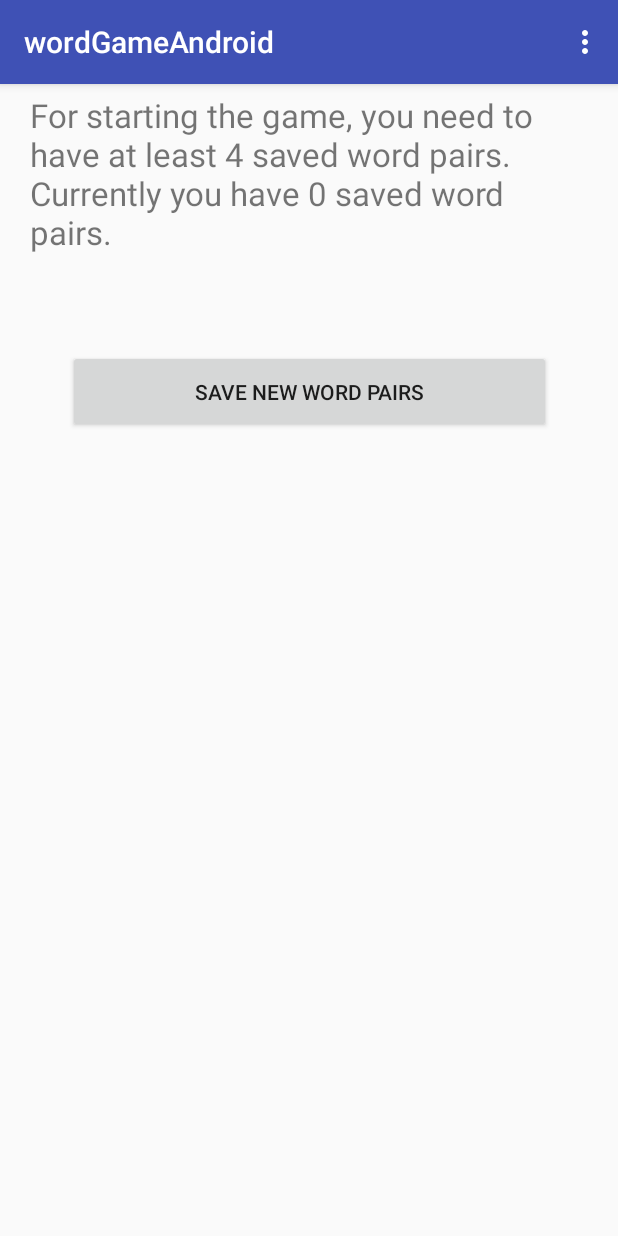
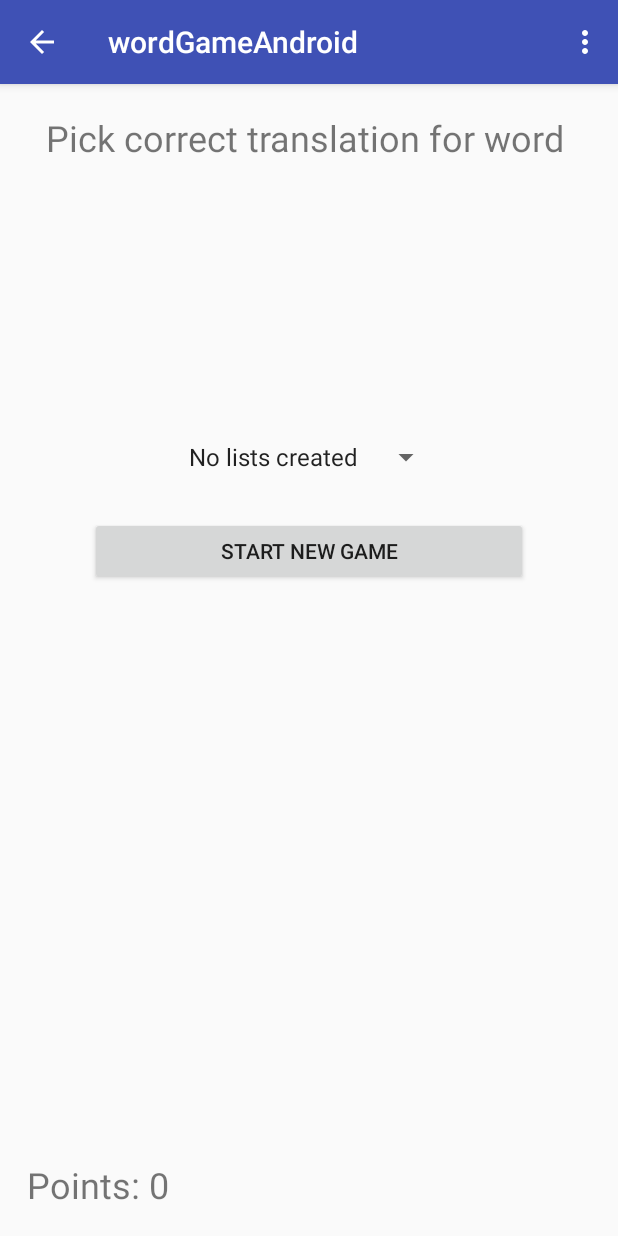
Before and after one commit to vilmursss/Android-Language-Learning-Tool, an Android app: the GameActivity screen opened directly, with no data from a screen before it, on a phone screen of 412 x 824 dp. Run offline under Robolectric (Android 15) with nearby library versions, the phone set to English and light mode, and no system bars.

Commit message:
Now it is possible to choose word list, which will be played in game-mode

```diff
--- a/app/src/main/java/com/example/android/wordgameandroid/GameActivity.java
+++ b/app/src/main/java/com/example/android/wordgameandroid/GameActivity.java
@@ -26,12 +26,15 @@ import android.view.MenuInflater;
 import android.view.MenuItem;
 import android.view.View;
 import android.view.animation.DecelerateInterpolator;
+import android.widget.ArrayAdapter;
 import android.widget.Button;
 import android.widget.ProgressBar;
+import android.widget.Spinner;
 import android.widget.TextView;
 
 import org.w3c.dom.Text;
 
+import java.util.ArrayList;
 import java.util.HashMap;
 import java.util.Random;
 
@@ -80,12 +83,17 @@ public class GameActivity extends AppCompatActivity implements SharedPreferences
     CountDownTimer mCountDownTimer;
     int pbTimer = 0;
 
+    // Spinner
+
+    private Spinner sItems;
+    ArrayList<String> spinnerArray =  new ArrayList<String>();
+
     // Points, level & game status
 
     int gameLevel = 0;
     int gamePoints = 0;
-    boolean gameStopped = false;
-
+    boolean gameStopped = true;
+    String currentWordList = "";
 
     // Sound boolean
 
@@ -95,8 +103,6 @@ public class GameActivity extends AppCompatActivity implements SharedPreferences
     protected void onCreate(Bundle savedInstanceState) {
 
         super.onCreate(savedInstanceState);
-
-        if(dbHandler.getWordCount() >= 4) {
 
             setContentView(R.layout.activity_game);
             loadContentObjects();
@@ -112,24 +118,19 @@ public class GameActivity extends AppCompatActivity implements SharedPreferences
                 playedWordsHashMap = (HashMap<String, String>) getIntent().getExtras().getSerializable("played_words_map");
                 String getUpperText = getIntent().getExtras().getString("upper_text");
                 gameOverText.setText(getUpperText);
+                currentWordList = getIntent().getExtras().getString("current_list");
 
+            }
+            if(gameStopped && playedWordsHashMap.size() >= 1){
+                wrongAnswer();
 
             }
             if(gameStopped){
-                wrongAnswer();
-
+                startGame();
             }
             if(!gameStopped) {
                 newQuestion();
-            }
-
-        }
-        else {
-            setContentView(R.layout.not_enough_words_in_db);
-
-            moveToAddWords = (Button) findViewById(R.id.saveWordsBtn);
-            mNotEnoughWords = (TextView) findViewById(R.id.notEnoughWords);
-            mNotEnoughWords.setText("For starting the game, you need to have at least 4 saved word pairs. Currently you have " + String.valueOf(dbHandler.getWordCount()) + " saved word pairs.");
+                sItems.setVisibility(View.INVISIBLE);
             }
     }
 
@@ -151,13 +152,16 @@ public class GameActivity extends AppCompatActivity implements SharedPreferences
 
         int id = menuItem.getItemId();
         if(id == R.id.settings_menu){
+            if(!gameStopped) {
                 mCountDownTimer.cancel();
+            }
             Intent startIntentActivity = new Intent(this, SettingsActivity.class);
             startIntentActivity.putExtra("CLASS_INFORMATION", GameActivity.class);
             startIntentActivity.putExtra("points", gamePoints);
             startIntentActivity.putExtra("played_words_map", playedWordsHashMap);
             startIntentActivity.putExtra("game_stopped", gameStopped);
             startIntentActivity.putExtra("upper_text", gameOverText.getText().toString());
+            startIntentActivity.putExtra("current_list", currentWordList);
             startActivity(startIntentActivity);
             return true;
         }
@@ -181,6 +185,28 @@ public class GameActivity extends AppCompatActivity implements SharedPreferences
         PreferenceManager.getDefaultSharedPreferences(this)
                 .unregisterOnSharedPreferenceChangeListener(this);
     }
+
+    public void addSpinnerValues() {
+
+        if(dbHandler.getWordCount() < 1){
+            spinnerArray.add("No lists created");
+        }
+        else {
+
+            spinnerArray = dbHandler.getLists();
+            spinnerArray.add("Choose a list, which you wanna play");
+
+        }
+
+        ArrayAdapter<String> adapter = new ArrayAdapter<String>(
+                this, android.R.layout.simple_spinner_item, spinnerArray);
+
+        adapter.setDropDownViewResource(android.R.layout.simple_spinner_dropdown_item);
+        sItems = (Spinner) findViewById(R.id.game_mode_spinner);
+        sItems.setAdapter(adapter);
+        sItems.setSelection(spinnerArray.size()-1);
+    }
+
 
     // Navigation back arrow
 
@@ -244,6 +270,7 @@ public class GameActivity extends AppCompatActivity implements SharedPreferences
         buttonBackGround = firstOption.getBackground();
 
         mProgressBar=(ProgressBar)findViewById(R.id.progressBar);
+        sItems = (Spinner) findViewById(R.id.game_mode_spinner);
     }
 
 
@@ -282,6 +309,8 @@ public class GameActivity extends AppCompatActivity implements SharedPreferences
 
         if (gameEnd()) {
             translatableWord.setText("All words played");
+            sItems.setVisibility(View.VISIBLE);
+            startGame();
         } else {
 
 
@@ -402,7 +431,7 @@ public class GameActivity extends AppCompatActivity implements SharedPreferences
     // Get random word from database
 
     public String getRandomWord() {
-        Word randWord = dbHandler.getRandomWord();
+        Word randWord = dbHandler.getRandomWord(currentWordList);
         return randWord.getFirstWord();
     }
 
@@ -450,7 +479,7 @@ public class GameActivity extends AppCompatActivity implements SharedPreferences
     public void setCorrectWord() {
         boolean check = false;
         while (!check) {
-            Word randWord = dbHandler.getRandomWord();
+            Word randWord = dbHandler.getRandomWord(currentWordList);
 
             if (playedWordsHashMap.containsKey(randWord.getSecondWord())) {
 
@@ -481,7 +510,7 @@ public class GameActivity extends AppCompatActivity implements SharedPreferences
 
     public boolean gameEnd() {
 
-        if (playedWordsHashMap.size() == dbHandler.getWordCount()) {
+        if (playedWordsHashMap.size() == dbHandler.getWordListCount(currentWordList)) {
             return true;
         }
         return false;
@@ -610,6 +639,7 @@ public class GameActivity extends AppCompatActivity implements SharedPreferences
 
         gameStopped = true;
         hideAllButtons();
+        sItems.setVisibility(View.VISIBLE);
         translatableWord.setTextSize(20);
         translatableWord.setText("You got " + gamePoints + " points \n" + "Do you wanna save this result? ");
 
@@ -630,7 +660,26 @@ public class GameActivity extends AppCompatActivity implements SharedPreferences
 
     }
 
+    public void startGame(){
+        hideAllButtons();
+        addSpinnerValues();
+    }
+
     public void reLoadGame(){
+
+        currentWordList = sItems.getSelectedItem().toString();
+
+        int wordListCount = dbHandler.getWordListCount(currentWordList);
+
+        if(wordListCount < 4){
+            setContentView(R.layout.not_enough_words_in_db);
+
+            moveToAddWords = (Button) findViewById(R.id.saveWordsBtn);
+            mNotEnoughWords = (TextView) findViewById(R.id.notEnoughWords);
+            mNotEnoughWords.setText("For starting the game, you need to have at least 4 saved word pairs. Currently you have " + String.valueOf(wordListCount) + " saved word pairs in this " + currentWordList + " word list");
+        }
+
+        else {
 
             firstOption.setVisibility(View.VISIBLE);
             secondOption.setVisibility(View.VISIBLE);
@@ -644,9 +693,11 @@ public class GameActivity extends AppCompatActivity implements SharedPreferences
 
             mProgressBar.setVisibility(View.VISIBLE);
             gameOverText.setText("Pick correct translation for word ");
-        pointsTextView.setText("Points: "+ String.valueOf(gamePoints));
+            pointsTextView.setText("Points: " + String.valueOf(gamePoints));
+            sItems.setVisibility(View.INVISIBLE);
 
             newQuestion();
+        }
     }
 
     public void restartGameBtn(View view){
--- a/app/src/main/java/com/example/android/wordgameandroid/SettingsActivity.java
+++ b/app/src/main/java/com/example/android/wordgameandroid/SettingsActivity.java
@@ -27,6 +27,7 @@ public class SettingsActivity extends AppCompatActivity {
     boolean gameStopped;
     String upperText;
     int points;
+    String currentWordList;
 
     @Override
     protected void onCreate(Bundle savedInstanceState) {
@@ -63,11 +64,13 @@ public class SettingsActivity extends AppCompatActivity {
             gameStopped = getIntent().getExtras().getBoolean("game_stopped");
             playedWordsHashMap = (HashMap<String, String>) getIntent().getExtras().getSerializable("played_words_map");
             upperText = getIntent().getExtras().getString("upper_text");
+            currentWordList = getIntent().getExtras().getString("current_list");
 
             intent.putExtra("points", points);
             intent.putExtra("game_stopped", gameStopped);
             intent.putExtra("played_words_map", playedWordsHashMap);
             intent.putExtra("upper_text", upperText);
+            intent.putExtra("current_list", currentWordList);
 
 
         }
--- a/app/src/main/res/layout/activity_game.xml
+++ b/app/src/main/res/layout/activity_game.xml
@@ -132,7 +132,7 @@
         app:layout_constraintLeft_toLeftOf="parent"
         app:layout_constraintRight_toRightOf="parent"
         app:layout_constraintTop_toTopOf="parent"
-        app:layout_constraintVertical_bias="0.262" />
+        app:layout_constraintVertical_bias="0.397" />
 
     <ProgressBar
         android:id="@+id/progressBar"
@@ -152,4 +152,15 @@
         app:layout_constraintTop_toTopOf="parent"
         app:layout_constraintVertical_bias="0.873" />
 
+    <Spinner
+        android:id="@+id/game_mode_spinner"
+        android:prompt="@string/list_prompt"
+        android:layout_width="wrap_content"
+        android:layout_height="wrap_content"
+        app:layout_constraintBottom_toBottomOf="parent"
+        app:layout_constraintLeft_toLeftOf="parent"
+        app:layout_constraintRight_toRightOf="parent"
+        app:layout_constraintTop_toTopOf="parent"
+        app:layout_constraintVertical_bias="0.318" />
+
 </android.support.constraint.ConstraintLayout>
```
Also changed, not shown: app/src/main/java/com/example/android/wordgameandroid/DbHandler.java (+39 -13 lines). Lines whose indentation alone changed are shown as unchanged.
